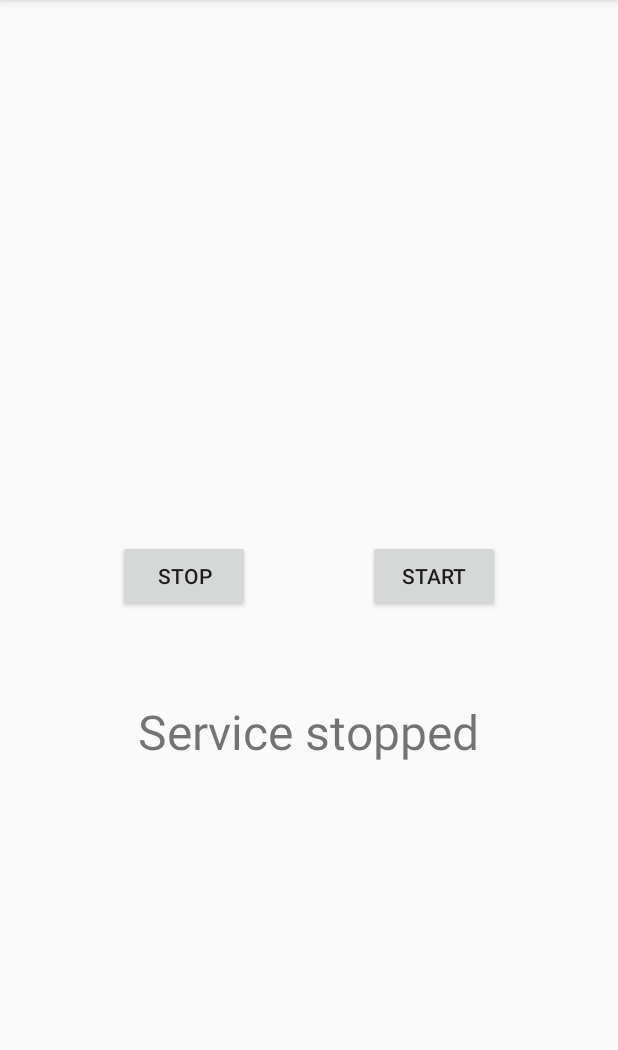
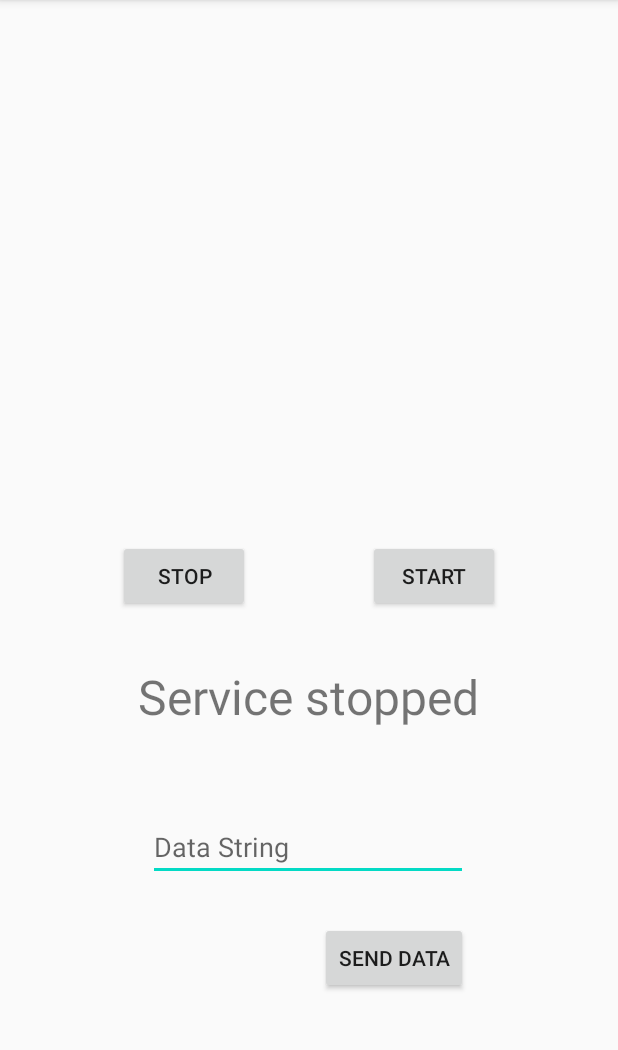
Before and after one commit to vilfrack/AndroidBasic, an Android app: the screen it shows after launch (MainActivity), after a tap on "STOP", on a phone screen of 412 x 824 dp, the part 84-1134 px from its top. Run offline under Robolectric (Android 15) with nearby library versions, the phone set to English and light mode, and no system bars.

Commit message:
Services

```diff
--- a/app/src/main/AndroidManifest.xml
+++ b/app/src/main/AndroidManifest.xml
@@ -17,6 +17,7 @@
             </intent-filter>
         </activity>
         <service android:name=".MyIntentService"/>
+        <service android:name=".MyService"/>
     </application>
 
 </manifest>
--- a/app/src/main/java/com/androidfundamentals/MainActivity.kt
+++ b/app/src/main/java/com/androidfundamentals/MainActivity.kt
@@ -14,15 +14,25 @@ class MainActivity : AppCompatActivity() {
         setContentView(R.layout.activity_main)
 
         btnStartService.setOnClickListener {
-            Intent(this, MyIntentService::class.java).also {
+            Intent(this, MyService::class.java).also {
                 startService(it)
                 tvServiceInfo.text = "Service running"
             }
         }
 
         btnStopService.setOnClickListener {
-            MyIntentService.stopService()
-            tvServiceInfo.text = "Service stopped"
+            Intent(this, MyService::class.java).also {
+                stopService(it)
+                tvServiceInfo.text = "Service stopped"
+            }
+        }
+
+        btnSendData.setOnClickListener {
+            Intent(this, MyService::class.java).also {
+                val dataString = etData.text.toString()
+                it.putExtra("EXTRA_DATA", dataString)
+                startService(it)
+            }
         }
     }
 
--- a/app/src/main/res/layout/activity_main.xml
+++ b/app/src/main/res/layout/activity_main.xml
@@ -39,5 +39,31 @@
         app:layout_constraintHorizontal_bias="0.497"
         app:layout_constraintStart_toStartOf="parent"
         app:layout_constraintTop_toBottomOf="@+id/btnStartService"
-        app:layout_constraintVertical_bias="0.184" />
+        app:layout_constraintVertical_bias="0.11" />
+
+    <EditText
+        android:id="@+id/etData"
+        android:layout_width="wrap_content"
+        android:layout_height="wrap_content"
+        android:layout_marginTop="56dp"
+        android:ems="10"
+        android:hint="Data String"
+        android:inputType="textPersonName"
+        app:layout_constraintEnd_toEndOf="parent"
+        app:layout_constraintHorizontal_bias="0.497"
+        app:layout_constraintStart_toStartOf="parent"
+        app:layout_constraintTop_toBottomOf="@+id/tvServiceInfo" />
+
+    <Button
+        android:id="@+id/btnSendData"
+        android:layout_width="wrap_content"
+        android:layout_height="wrap_content"
+        android:layout_marginTop="20dp"
+        android:text="Send Data"
+        app:layout_constraintBottom_toBottomOf="parent"
+        app:layout_constraintEnd_toEndOf="@+id/etData"
+        app:layout_constraintHorizontal_bias="1.0"
+        app:layout_constraintStart_toStartOf="parent"
+        app:layout_constraintTop_toBottomOf="@+id/etData"
+        app:layout_constraintVertical_bias="0.066" />
 </androidx.constraintlayout.widget.ConstraintLayout>
```
Also changed, not shown: app/src/main/java/com/androidfundamentals/MyService.kt (added, +33 -0 lines).
